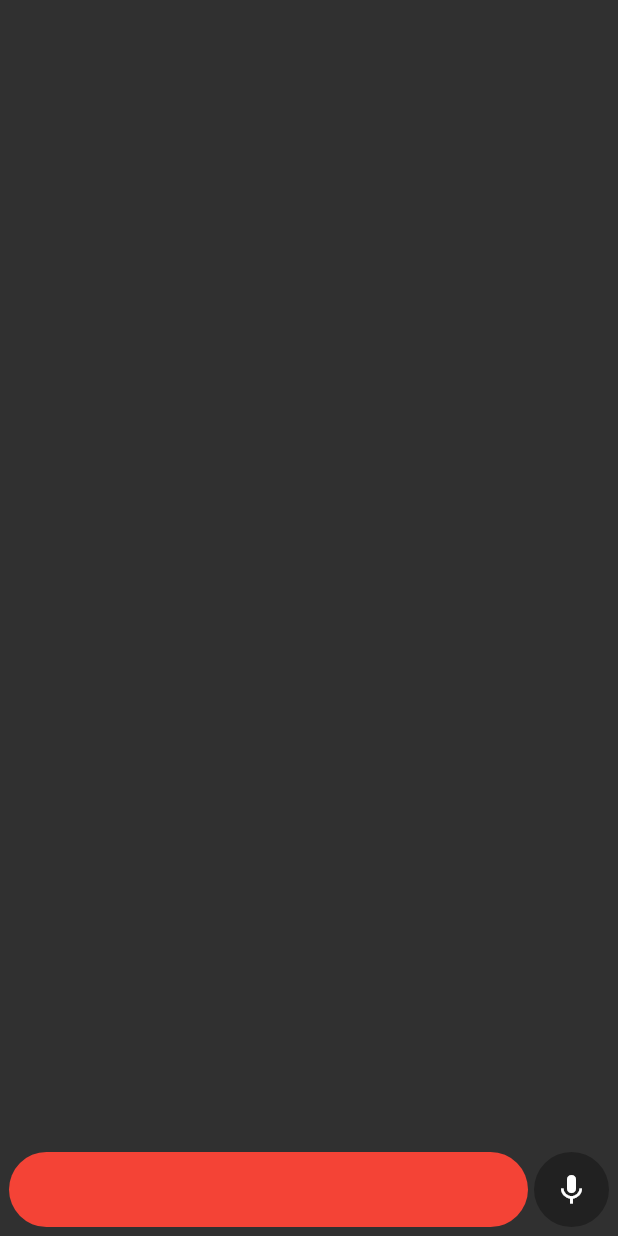
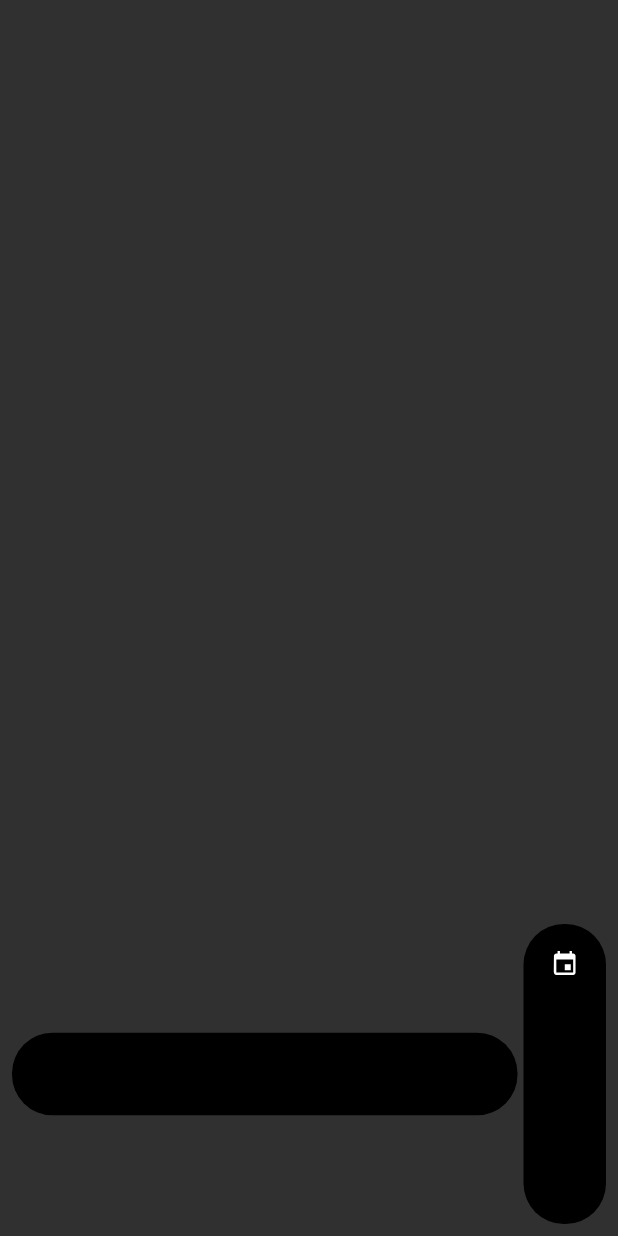
Before and after one commit to thecodepapaya/audio-chat, a Flutter app: the screen it shows after launch, on a phone screen of 412 x 824 dp. Run offline on Flutter 3.47's test engine with Material 2 defaults, Android fonts, the phone set to English and light mode, and no system bars.

Commit message:
Add bouce appear animation to timer and slider

```diff
--- /dev/null
+++ b/lib/src/globals.dart
@@ -0,0 +1,6 @@
+class Globals {
+  Globals._();
+
+  static const double borderRadius = 27;
+  static const double defaultPadding = 8;
+}
--- a/lib/src/home_page.dart
+++ b/lib/src/home_page.dart
@@ -1,3 +1,4 @@
+import 'package:audio_chat/src/globals.dart';
 import 'package:audio_chat/src/widgets/chat_box.dart';
 import 'package:audio_chat/src/widgets/record_button.dart';
 import 'package:flutter/material.dart';
@@ -20,15 +21,22 @@ class _HomePageState extends State<HomePage>
     super.initState();
     controller = AnimationController(
       vsync: this,
-      duration: const Duration(seconds: 2),
+      // duration: const Duration(seconds: 2),
+      duration: const Duration(seconds: 1),
     );
+  }
+
+  @override
+  void dispose() {
+    controller.dispose();
+    super.dispose();
   }
 
   @override
   Widget build(BuildContext context) {
     return Scaffold(
       body: Padding(
-        padding: const EdgeInsets.all(6.0),
+        padding: const EdgeInsets.all(Globals.defaultPadding),
         child: Column(
           children: [
             Expanded(child: Container()),
--- a/lib/src/widgets/chat_box.dart
+++ b/lib/src/widgets/chat_box.dart
@@ -1,3 +1,4 @@
+import 'package:audio_chat/src/globals.dart';
 import 'package:flutter/material.dart';
 import 'package:flutter/painting.dart';
 
@@ -38,11 +39,11 @@ class _ChatBoxState extends State<ChatBox> {
   Widget build(BuildContext context) {
     return Expanded(
       child: Container(
-        height: 50,
+        height: 55,
         decoration: BoxDecoration(
-          borderRadius: BorderRadius.circular(25),
-          // color: Colors.black,
-          color: animation.value,
+          borderRadius: BorderRadius.circular(Globals.borderRadius),
+          color: Colors.black,
+          // color: animation.value,
         ),
         child: const Padding(
           padding: EdgeInsets.symmetric(horizontal: 20),
--- a/lib/src/widgets/record_button.dart
+++ b/lib/src/widgets/record_button.dart
@@ -1,3 +1,4 @@
+import 'package:audio_chat/src/globals.dart';
 import 'package:flutter/material.dart';
 
 class RecordButton extends StatefulWidget {
@@ -13,18 +14,22 @@ class RecordButton extends StatefulWidget {
 }
 
 class _RecordButtonState extends State<RecordButton> {
-  double size = 50;
-  double scale = 1.0;
+  final double size = 55;
 
-  late Animation buttonScaleAnimation;
+  final double lockerHeight = 200;
+  double timerWidth = 0;
+
+  late Animation<double> buttonScaleAnimation;
+  late Animation<double> timerAnimation;
+  late Animation<double> lockerAnimation;
 
   @override
   void initState() {
     super.initState();
-    buttonScaleAnimation = Tween<double>(begin: 1, end: 1.7).animate(
+    buttonScaleAnimation = Tween<double>(begin: 1, end: 2).animate(
       CurvedAnimation(
         parent: widget.controller,
-        curve: const Interval(0.0, 0.2, curve: Curves.ease),
+        curve: const Interval(0.0, 0.6, curve: Curves.elasticInOut),
       ),
     );
     widget.controller.addListener(() {
@@ -33,10 +38,75 @@ class _RecordButtonState extends State<RecordButton> {
   }
 
   @override
+  void didChangeDependencies() {
+    super.didChangeDependencies();
+    timerWidth =
+        MediaQuery.of(context).size.width - 2 * Globals.defaultPadding - 4;
+    timerAnimation =
+        Tween<double>(begin: timerWidth + Globals.defaultPadding, end: 0)
+            .animate(
+      CurvedAnimation(
+        parent: widget.controller,
+        curve: const Interval(0.4, 1, curve: Curves.easeIn),
+      ),
+    );
+    lockerAnimation =
+        Tween<double>(begin: lockerHeight + Globals.defaultPadding, end: 0)
+            .animate(
+      CurvedAnimation(
+        parent: widget.controller,
+        curve: const Interval(0.4, 1, curve: Curves.elasticInOut),
+      ),
+    );
+  }
+
+  @override
   Widget build(BuildContext context) {
     return Stack(
+      clipBehavior: Clip.none,
       children: [
-        GestureDetector(
+        lockSlider(),
+        timerSlider(context),
+        // audioButton(),
+      ],
+    );
+  }
+
+  Widget lockSlider() {
+    return Positioned(
+      // bottom: -lockerAnimation.value,
+      child: Container(
+          height: lockerHeight,
+          width: size,
+          decoration: BoxDecoration(
+            borderRadius: BorderRadius.circular(Globals.borderRadius),
+            color: Colors.black,
+          ),
+          alignment: Alignment.topCenter,
+          padding: const EdgeInsets.symmetric(vertical: 15),
+          child: AnimatedIcon(
+            icon: AnimatedIcons.add_event,
+            progress: lockerAnimation,
+          )),
+    );
+  }
+
+  Widget timerSlider(BuildContext context) {
+    return Positioned(
+      right: -timerAnimation.value,
+      child: Container(
+        height: size,
+        width: timerWidth,
+        decoration: BoxDecoration(
+          borderRadius: BorderRadius.circular(Globals.borderRadius),
+          color: Colors.black,
+        ),
+      ),
+    );
+  }
+
+  Widget audioButton() {
+    return GestureDetector(
       child: Transform.scale(
         scale: buttonScaleAnimation.value,
         child: Container(
@@ -65,8 +135,6 @@ class _RecordButtonState extends State<RecordButton> {
       onLongPress: () {
         debugPrint("onLongPress");
       },
-        ),
-      ],
     );
   }
 }
```
Lines whose indentation alone changed are shown as unchanged.
